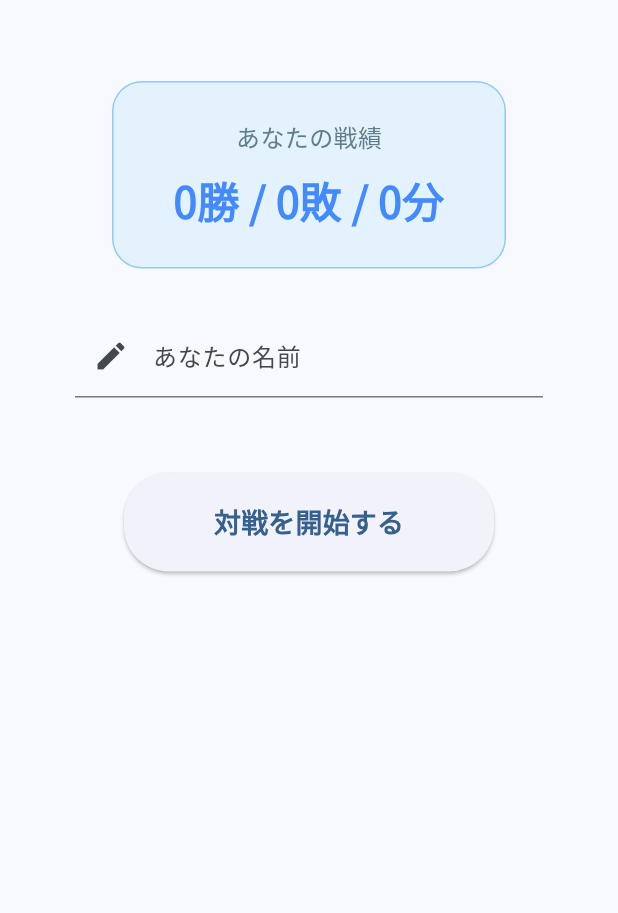
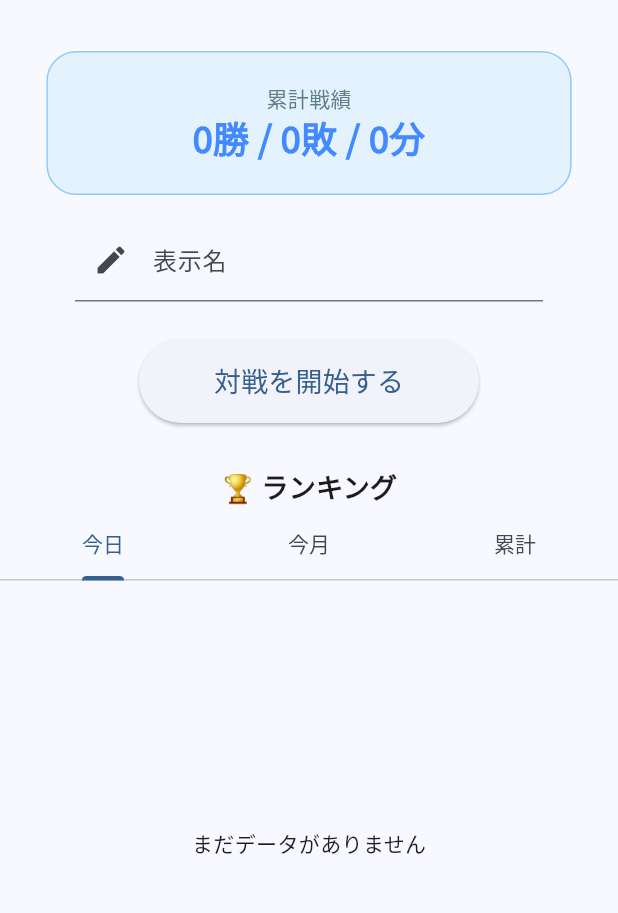
Before and after one commit to yosuke1080-ctrl/boardgame-firebase, a Flutter app: the screen it shows after launch, on a phone screen of 412 x 824 dp, the part 63-976 px from its top. Run offline on Flutter 3.47's test engine with Material 3 defaults, Android fonts, the phone set to English and light mode, and no system bars; our stand-ins replace cloud_firestore, firebase_auth, firebase_core, google_fonts; accounts and stored records are empty; network calls fail.

Commit message:
feat: 期間別ランキング（今日・今月・累計）を実装し、勝利ログ保存機能を追加

```diff
--- a/lib/main.dart
+++ b/lib/main.dart
@@ -44,10 +44,12 @@ class MatchingScreen extends StatefulWidget {
   State<MatchingScreen> createState() => _MatchingScreenState();
 }
 
-class _MatchingScreenState extends State<MatchingScreen> {
+class _MatchingScreenState extends State<MatchingScreen>
+    with SingleTickerProviderStateMixin {
   final FirebaseAuth _auth = FirebaseAuth.instance;
   final FirebaseFirestore _db = FirebaseFirestore.instance;
   final TextEditingController _nameController = TextEditingController();
+  late TabController _tabController;
   User? _user;
   bool _isWaiting = false;
   int wins = 0, losses = 0, draws = 0;
@@ -55,12 +57,14 @@ class _MatchingScreenState extends State<MatchingScreen> {
   @override
   void initState() {
     super.initState();
+    _tabController = TabController(length: 3, vsync: this); // 累計、今月、今日の3タブ
     _loginAndListen();
   }
 
   @override
   void dispose() {
     _nameController.dispose();
+    _tabController.dispose();
     super.dispose();
   }
 
@@ -85,9 +89,8 @@ class _MatchingScreenState extends State<MatchingScreen> {
     }
 
     _db.collection('users').doc(_user!.uid).snapshots().listen((snapshot) {
-      if (!snapshot.exists) return;
+      if (!snapshot.exists || !mounted) return;
       final data = snapshot.data();
-      if (mounted) {
       setState(() {
         wins = data?['wins'] ?? 0;
         losses = data?['losses'] ?? 0;
@@ -98,9 +101,11 @@ class _MatchingScreenState extends State<MatchingScreen> {
         setState(() => _isWaiting = false);
         Navigator.pushReplacement(
           context,
-            MaterialPageRoute(builder: (context) => GameScreen(roomId: roomId)),
+          MaterialPageRoute(
+            builder: (context) =>
+                GameScreen(roomId: roomId, myName: _nameController.text),
+          ),
         );
-        }
       }
     });
   }
@@ -108,19 +113,74 @@ class _MatchingScreenState extends State<MatchingScreen> {
   Future<void> _startMatching() async {
     if (_user == null) return;
     setState(() => _isWaiting = true);
-
     await _db.collection('users').doc(_user!.uid).set({
       'currentRoomId': FieldValue.delete(),
     }, SetOptions(merge: true));
-
     await _db.collection('matchmaking_queue').doc(_user!.uid).set({
       'uid': _user!.uid,
       'createdAt': FieldValue.serverTimestamp(),
     });
   }
 
+  // 期間別ランキングを表示するウィジェット
+  Widget _buildRankingList(Query query) {
+    return StreamBuilder<QuerySnapshot>(
+      stream: query.snapshots(),
+      builder: (context, snapshot) {
+        if (!snapshot.hasData)
+          return const Center(child: CircularProgressIndicator());
+
+        // データの集計 (ユーザーごとの勝利数をカウント)
+        Map<String, Map<String, dynamic>> agg = {};
+        for (var doc in snapshot.data!.docs) {
+          final d = doc.data() as Map<String, dynamic>;
+          final uid = d['uid'];
+          if (!agg.containsKey(uid)) {
+            agg[uid] = {'name': d['name'] ?? '名無しさん', 'count': 0};
+          }
+          agg[uid]!['count'] = (agg[uid]!['count'] as int) + 1;
+        }
+
+        // カウント順にソート
+        var sorted = agg.values.toList();
+        sorted.sort((a, b) => (b['count'] as int).compareTo(a['count'] as int));
+        final top5 = sorted.take(5).toList();
+
+        if (top5.isEmpty) return const Center(child: Text("まだデータがありません"));
+
+        return ListView.separated(
+          shrinkWrap: true,
+          physics: const NeverScrollableScrollPhysics(),
+          itemCount: top5.length,
+          separatorBuilder: (_, __) => const Divider(height: 1),
+          itemBuilder: (context, index) {
+            final p = top5[index];
+            return ListTile(
+              leading: Text(
+                "${index + 1}位",
+                style: const TextStyle(fontWeight: FontWeight.bold),
+              ),
+              title: Text(p['name']),
+              trailing: Text(
+                "${p['count']} 勝",
+                style: const TextStyle(
+                  color: Colors.blueAccent,
+                  fontWeight: FontWeight.bold,
+                ),
+              ),
+            );
+          },
+        );
+      },
+    );
+  }
+
   @override
   Widget build(BuildContext context) {
+    final now = DateTime.now();
+    final startOfToday = DateTime(now.year, now.month, now.day);
+    final startOfMonth = DateTime(now.year, now.month, 1);
+
     return Scaffold(
       appBar: AppBar(
         title: const Text(
@@ -129,16 +189,13 @@ class _MatchingScreenState extends State<MatchingScreen> {
         ),
       ),
       body: SingleChildScrollView(
-        child: Center(
         child: Column(
-            mainAxisAlignment: MainAxisAlignment.center,
           children: [
-              const SizedBox(height: 40),
+            const SizedBox(height: 20),
+            // 戦績エリア
             Container(
-                padding: const EdgeInsets.symmetric(
-                  horizontal: 40,
-                  vertical: 25,
-                ),
+              width: MediaQuery.of(context).size.width * 0.85,
+              padding: const EdgeInsets.all(20),
               decoration: BoxDecoration(
                 color: Colors.blue.shade50,
                 borderRadius: BorderRadius.circular(20),
@@ -147,74 +204,120 @@ class _MatchingScreenState extends State<MatchingScreen> {
               child: Column(
                 children: [
                   const Text(
-                      "あなたの戦績",
-                      style: TextStyle(fontSize: 16, color: Colors.blueGrey),
+                    "累計戦績",
+                    style: TextStyle(fontSize: 14, color: Colors.blueGrey),
                   ),
-                    const SizedBox(height: 10),
                   Text(
                     "$wins勝 / $losses敗 / $draws分",
                     style: const TextStyle(
-                        fontSize: 28,
-                        fontWeight: FontWeight.w900,
+                      fontSize: 24,
+                      fontWeight: FontWeight.bold,
                       color: Colors.blueAccent,
                     ),
                   ),
                 ],
               ),
             ),
-              const SizedBox(height: 30),
+            const SizedBox(height: 15),
             Padding(
               padding: const EdgeInsets.symmetric(horizontal: 50),
               child: TextField(
                 controller: _nameController,
                 textAlign: TextAlign.center,
                 decoration: const InputDecoration(
-                    labelText: "あなたの名前",
-                    hintText: "名前を入力してください",
+                  labelText: "表示名",
                   prefixIcon: Icon(Icons.edit),
                 ),
                 onChanged: (val) async {
-                    if (val.trim().isNotEmpty) {
+                  if (val.trim().isNotEmpty)
                     await _db.collection('users').doc(_user!.uid).update({
                       'name': val.trim(),
                     });
-                    }
                 },
               ),
             ),
-              const SizedBox(height: 50),
+            const SizedBox(height: 25),
             _isWaiting
-                  ? const Column(
-                      children: [
-                        CircularProgressIndicator(),
-                        SizedBox(height: 20),
-                        Text(
-                          "対戦相手を探しています...",
-                          style: TextStyle(color: Colors.grey),
-                        ),
-                      ],
-                    )
+                ? const CircularProgressIndicator()
                 : ElevatedButton(
                     style: ElevatedButton.styleFrom(
                       padding: const EdgeInsets.symmetric(
-                          horizontal: 60,
-                          vertical: 20,
-                        ),
-                        shape: RoundedRectangleBorder(
-                          borderRadius: BorderRadius.circular(30),
+                        horizontal: 50,
+                        vertical: 15,
                       ),
                     ),
                     onPressed: _startMatching,
                     child: const Text(
                       "対戦を開始する",
-                        style: TextStyle(
-                          fontSize: 18,
-                          fontWeight: FontWeight.bold,
+                      style: TextStyle(fontSize: 18),
                     ),
+                  ),
+            const SizedBox(height: 30),
+
+            // ランキングセクション
+            const Text(
+              "🏆 ランキング",
+              style: TextStyle(fontSize: 18, fontWeight: FontWeight.bold),
+            ),
+            TabBar(
+              controller: _tabController,
+              tabs: const [
+                Tab(text: "今日"),
+                Tab(text: "今月"),
+                Tab(text: "累計"),
+              ],
+            ),
+            SizedBox(
+              height: 350,
+              child: TabBarView(
+                controller: _tabController,
+                children: [
+                  // 今日のランキング
+                  _buildRankingList(
+                    _db
+                        .collection('win_logs')
+                        .where(
+                          'createdAt',
+                          isGreaterThanOrEqualTo: startOfToday,
+                        ),
+                  ),
+                  // 今月のランキング
+                  _buildRankingList(
+                    _db
+                        .collection('win_logs')
+                        .where(
+                          'createdAt',
+                          isGreaterThanOrEqualTo: startOfMonth,
+                        ),
+                  ),
+                  // 累計ランキング (usersコレクションから直接取得)
+                  StreamBuilder<QuerySnapshot>(
+                    stream: _db
+                        .collection('users')
+                        .orderBy('wins', descending: true)
+                        .limit(5)
+                        .snapshots(),
+                    builder: (context, snapshot) {
+                      if (!snapshot.hasData)
+                        return const Center(child: CircularProgressIndicator());
+                      final docs = snapshot.data!.docs;
+                      return ListView.builder(
+                        itemCount: docs.length,
+                        itemBuilder: (context, i) {
+                          final d = docs[i].data() as Map<String, dynamic>;
+                          return ListTile(
+                            leading: Text("${i + 1}位"),
+                            title: Text(d['name'] ?? '名無し'),
+                            trailing: Text("${d['wins']} 勝"),
+                          );
+                        },
+                      );
+                    },
+                  ),
+                ],
               ),
             ),
           ],
-          ),
         ),
       ),
     );
@@ -224,7 +327,8 @@ class _MatchingScreenState extends State<MatchingScreen> {
 // --- 2. ゲーム画面 ---
 class GameScreen extends StatefulWidget {
   final String roomId;
-  const GameScreen({super.key, required this.roomId});
+  final String myName; // ログ保存用に自分の名前を受け取る
+  const GameScreen({super.key, required this.roomId, required this.myName});
   @override
   State<GameScreen> createState() => _GameScreenState();
 }
@@ -236,23 +340,26 @@ class _GameScreenState extends State<GameScreen> {
   Future<void> _updateStats(String winner) async {
     if (_isStatsUpdated) return;
     _isStatsUpdated = true;
-
     final myDoc = FirebaseFirestore.instance.collection('users').doc(myUid);
-    Map<String, dynamic> updateData = {};
-
-    if (winner == "draw") {
-      updateData = {'draws': FieldValue.increment(1)};
-    } else if (winner == myUid) {
-      updateData = {'wins': FieldValue.increment(1)};
-    } else {
-      updateData = {'losses': FieldValue.increment(1)};
-    }
 
     try {
-      await myDoc.set(updateData, SetOptions(merge: true));
-      debugPrint("DEBUG: 戦績の保存に成功しました！ ($winner)");
+      if (winner == myUid) {
+        // 累計勝利数を加算
+        await myDoc.update({'wins': FieldValue.increment(1)});
+        // 【追加】勝利ログを記録
+        await FirebaseFirestore.instance.collection('win_logs').add({
+          'uid': myUid,
+          'name': widget.myName,
+          'createdAt': FieldValue.serverTimestamp(),
+        });
+      } else if (winner == "draw") {
+        await myDoc.update({'draws': FieldValue.increment(1)});
+      } else {
+        await myDoc.update({'losses': FieldValue.increment(1)});
+      }
+      debugPrint("DEBUG: 戦績とログの保存に成功しました！");
     } catch (e) {
-      debugPrint("DEBUG: 戦績の保存に失敗しました: $e");
+      debugPrint("DEBUG: 保存失敗: $e");
       _isStatsUpdated = false;
     }
   }
@@ -264,12 +371,11 @@ class _GameScreenState extends State<GameScreen> {
           .doc(widget.roomId)
           .delete();
     } catch (_) {}
-    if (mounted) {
+    if (mounted)
       Navigator.pushReplacement(
         context,
         MaterialPageRoute(builder: (context) => const MatchingScreen()),
       );
-    }
   }
 
   @override
@@ -277,13 +383,7 @@ class _GameScreenState extends State<GameScreen> {
     return Scaffold(
       appBar: AppBar(
         title: const Text("対戦中"),
-        leading: IconButton(
-          icon: const Icon(Icons.exit_to_app),
-          onPressed: () => Navigator.pushReplacement(
-            context,
-            MaterialPageRoute(builder: (context) => const MatchingScreen()),
-          ),
-        ),
+        automaticallyImplyLeading: false,
       ),
       body: StreamBuilder<DocumentSnapshot>(
         stream: FirebaseFirestore.instance
@@ -311,15 +411,12 @@ class _GameScreenState extends State<GameScreen> {
               ),
             );
           }
-
           final data = snapshot.data!.data() as Map<String, dynamic>;
           final List<int> board = (data['board'] as List)
               .map((e) => (e as num).toInt())
               .toList();
           final String turnUid = data['turn'];
           final List<dynamic> players = data['players'];
-
-          // 【追加】相手の名前を取得するロジック
           final names = data['names'] as Map<String, dynamic>?;
           final opponentUid = players.firstWhere(
             (id) => id != myUid,
@@ -328,16 +425,12 @@ class _GameScreenState extends State<GameScreen> {
           final opponentName = names?[opponentUid] ?? "対戦相手";
 
           final String? winner = _checkWinner(board, players);
-          if (winner != null && !_isStatsUpdated) {
-            _updateStats(winner);
-          }
+          if (winner != null && !_isStatsUpdated) _updateStats(winner);
 
           final bool isMyTurn = (turnUid == myUid);
-
           return Column(
             mainAxisAlignment: MainAxisAlignment.center,
             children: [
-              // 【追加】対戦相手の名前を表示
               Text(
                 "🆚 $opponentName と対戦中",
                 style: const TextStyle(fontSize: 16, color: Colors.blueGrey),
@@ -402,10 +495,7 @@ class _GameScreenState extends State<GameScreen> {
                     ),
                   ),
                   onPressed: _exit,
-                  child: const Text(
-                    "結果を保存して戻る",
-                    style: TextStyle(fontWeight: FontWeight.bold),
-                  ),
+                  child: const Text("結果を保存して戻る"),
                 ),
             ],
           );
@@ -432,12 +522,11 @@ class _GameScreenState extends State<GameScreen> {
         });
   }
 
-  Widget _buildMark(int value) {
-    if (value == 1)
-      return const Icon(Icons.panorama_fish_eye, size: 55, color: Colors.blue);
-    if (value == 2) return const Icon(Icons.close, size: 55, color: Colors.red);
-    return const SizedBox();
-  }
+  Widget _buildMark(int value) => value == 1
+      ? const Icon(Icons.panorama_fish_eye, size: 55, color: Colors.blue)
+      : (value == 2
+            ? const Icon(Icons.close, size: 55, color: Colors.red)
+            : const SizedBox());
 
   String? _checkWinner(List<int> board, List<dynamic> players) {
     const lines = [
@@ -453,9 +542,8 @@ class _GameScreenState extends State<GameScreen> {
     for (var line in lines) {
       if (board[line[0]] != 0 &&
           board[line[0]] == board[line[1]] &&
-          board[line[0]] == board[line[2]]) {
+          board[line[0]] == board[line[2]])
         return players[board[line[0]] - 1];
-      }
     }
     return !board.contains(0) ? "draw" : null;
   }
```
Also changed, not shown: 1 other file. Lines whose indentation alone changed are shown as unchanged.
